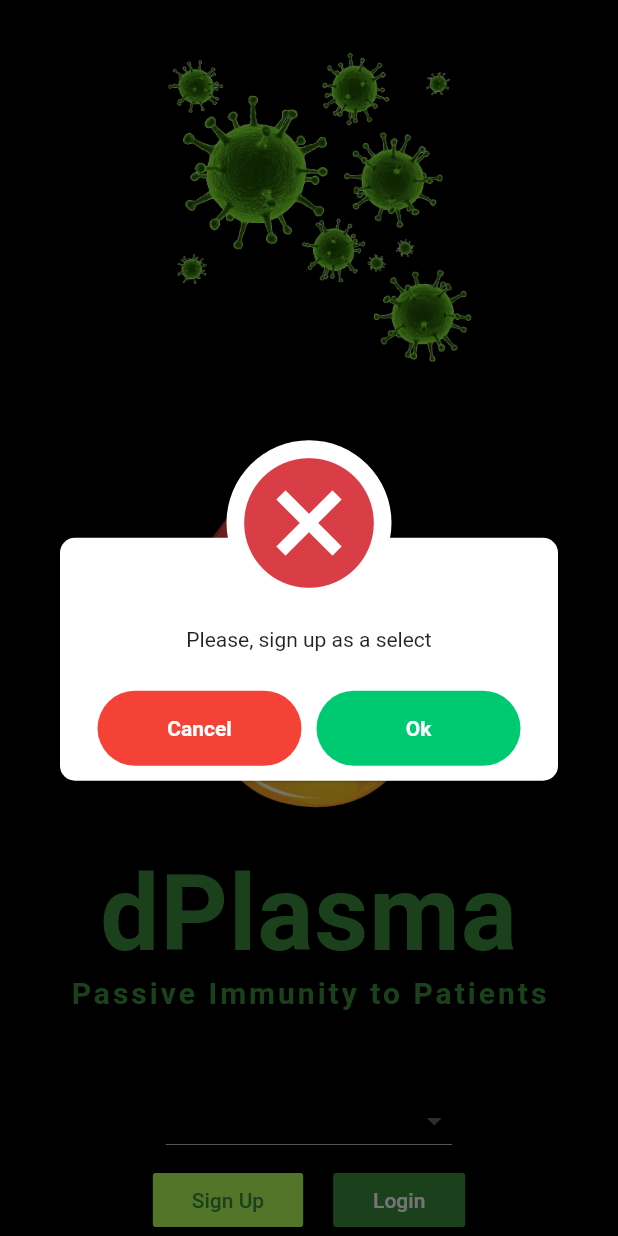
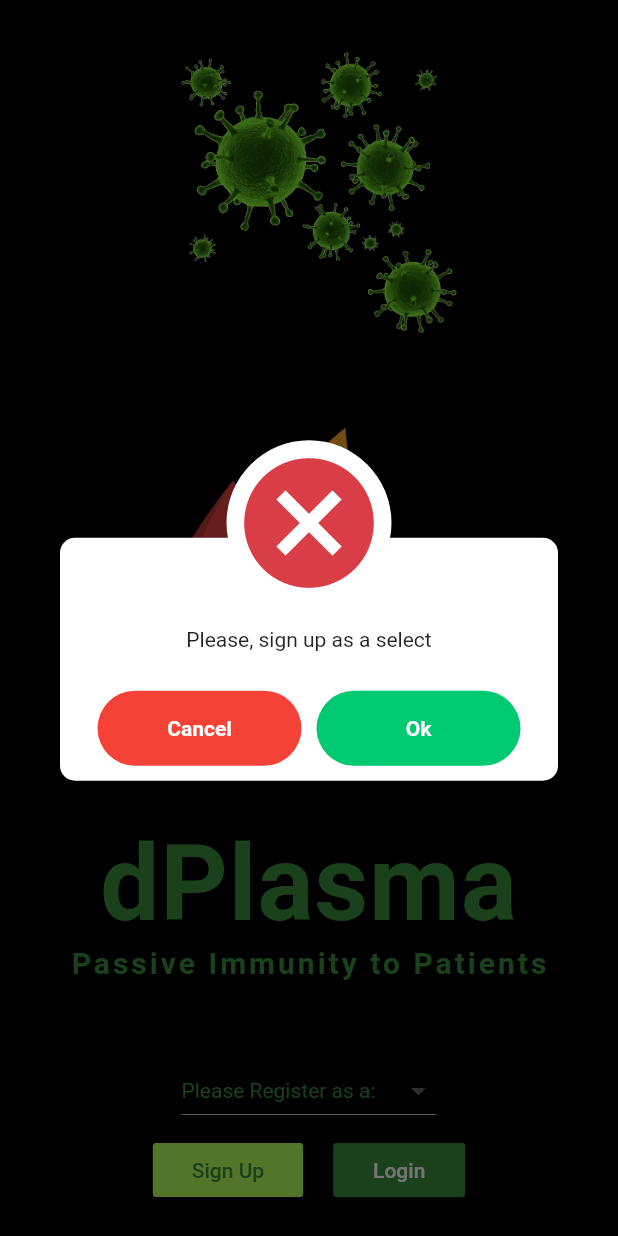
Before and after one commit to itsencrypted/dplasma, a Flutter app: the WelcomeScreen screen opened by its route, after a tap on "Login", on a phone screen of 412 x 824 dp. Run offline on Flutter 3.47's test engine with Material 2 defaults, Android fonts, the phone set to English and light mode, and no system bars; our stand-ins replace animated_text_kit, awesome_dialog, dio, flutter_masked_text, font_awesome_flutter, geolocator and 5 more; missing offline and left inert: geolocation, web3dart; accounts and stored records are empty; Roboto replaces fonts that are missing (Horizon).

Commit message:
welcome screen refactored

```diff
--- a/lib/screens/action_hematologist_screen.dart
+++ b/lib/screens/action_hematologist_screen.dart
@@ -15,5 +15,9 @@ class _HematologistActionScreenState extends State<HematologistActionScreen> {
   }
 }
 
+//hematologist is redirected to login at Mt Sinai Hospital and NYU Hospital
+// and request plasma directly from there.
+
+
 
 //getPlasma(){}
--- a/lib/screens/action_mtsinaihospital_screen.dart
+++ b/lib/screens/action_mtsinaihospital_screen.dart
@@ -1,4 +1,5 @@
 import 'package:dplasma/constants.dart';
+import 'package:dplasma/screens/login_hematologist_screen.dart';
 import 'package:flutter/material.dart';
 import 'package:dplasma/models/registration_form.dart';
 import 'package:google_fonts/google_fonts.dart';
@@ -24,7 +25,7 @@ State<MtSinaiHospitalActionScreen> {
               PersonaActionAvatar(
                 personaImage: ('assets/images/mtsinaihospital.jpg'),
                 onPressed: () {
-                  Navigator.pop(context);
+                  Navigator.pushReplacementNamed(context, HematologistLoginScreen.id);
                 },
               ),
               SizedBox(
--- a/lib/screens/action_nyuhospital_screen.dart
+++ b/lib/screens/action_nyuhospital_screen.dart
@@ -1,4 +1,5 @@
 import 'package:dplasma/constants.dart';
+import 'package:dplasma/screens/login_hematologist_screen.dart';
 import 'package:flutter/material.dart';
 import 'package:dplasma/models/registration_form.dart';
 import 'package:google_fonts/google_fonts.dart';
@@ -23,7 +24,9 @@ class _NYUHospitalActionScreenState extends State<NYUHospitalActionScreen> {
           children: <Widget>[
             PersonaActionAvatar(
               personaImage: ('assets/images/nyuhospital.jpg'),
-              onPressed: (){Navigator.pop(context);},
+              onPressed: (){
+                Navigator.pushReplacementNamed(context, HematologistLoginScreen.id);
+                },
             ),
             SizedBox(
               height: 20,
--- a/lib/screens/welcome_screen.dart
+++ b/lib/screens/welcome_screen.dart
@@ -24,20 +24,13 @@ class _WelcomeScreenState extends State<WelcomeScreen> {
   AnimationController controller;
   Animation animation;
   String selectedItem = "select";
-  bool show = false;
-  String pvteKey = "";
-  String errorMsg = null;
+
 
   List<DropdownMenuItem<String>> types_dropdown = List();
 
   @override
   void initState() {
     super.initState();
-    Future.delayed(Duration.zero, () {
-      setState(() {
-        show = true;
-      });
-    });
 
     types_dropdown.clear();
 
@@ -73,17 +66,6 @@ class _WelcomeScreenState extends State<WelcomeScreen> {
     // controller.dispose();
   }
 
-  // void getInfo() async {
-
-  //   List info = await
-  //   EthereumUtils.getInformationFromContract(
-  //       pvteKeyDonor1,
-  //       "hematologists",
-  //       [address]
-  //   );
-
-  //   print(info[0]);
-  // }
 
   void selectRoleAction() {
     switch (selectedItem) {
@@ -127,12 +109,6 @@ class _WelcomeScreenState extends State<WelcomeScreen> {
       backgroundColor: Colors.black,
       body: Stack(
         children: <Widget>[
-//          AnimatedContainer(
-//            duration: Duration(seconds: 15),
-//            color: show ? kLightGreen : Colors.black,
-//            width: MediaQuery.of(context).size.width,
-//            height: MediaQuery.of(context).size.height,
-//          ),
           Column(
               mainAxisAlignment: MainAxisAlignment.spaceBetween,
               children: <Widget>[
@@ -177,10 +153,6 @@ class _WelcomeScreenState extends State<WelcomeScreen> {
                           AlignmentDirectional.topStart // or Alignment.topLeft
                       ),
                 ),
-//                  Text(
-//                    'dPlasma',
-//                    style: TextStyle(fontSize: 60.0, color: Color(0xFFFFFFFF)),
-//                  ),
                 Text(
                   'Passive Immunity to Patients',
                   style: TextStyle(
@@ -192,24 +164,15 @@ class _WelcomeScreenState extends State<WelcomeScreen> {
                 SizedBox(
                   height: 50,
                 ),
-                // Padding(
-                //   padding: const EdgeInsets.only(left: 16.0, right: 16),
-                //   child: TextFormField(
-                //     onChanged: (value) {
-                //       pvteKey = value;
-                //     },
-                //     decoration: InputDecoration(
-                //         border: OutlineInputBorder(),
-                //         labelText: 'Private Key',
-                //         errorText: errorMsg),
-                //   ),
-                // ),
                 DropdownButton(
                   items: types_dropdown,
                   onChanged: (item) {
                     setState(() => selectedItem = item);
                   },
                   value: selectedItem,
+                  style: TextStyle(
+                    color: Colors.green.shade700,
+                  ),
                 ),
                 SizedBox(
                   height: 5,
@@ -234,7 +197,7 @@ class _WelcomeScreenState extends State<WelcomeScreen> {
                     MaterialButton(
                       color: Colors.green.shade700,
                       onPressed: () {
-                        login(selectedItem, pvteKey, context, setErrorMessage);
+                        login(selectedItem, '', context, setErrorMessage);
                       },
                       child: Padding(
                         padding: const EdgeInsets.all(10.0),
@@ -246,6 +209,7 @@ class _WelcomeScreenState extends State<WelcomeScreen> {
                     ),
                   ],
                 ),
+                SizedBox(height: 20,)
               ]),
         ],
       ),
```
Also changed, not shown: lib/main.dart (+6 -7 lines), lib/screens/login_hematologist_screen.dart (+104 -3 lines).
